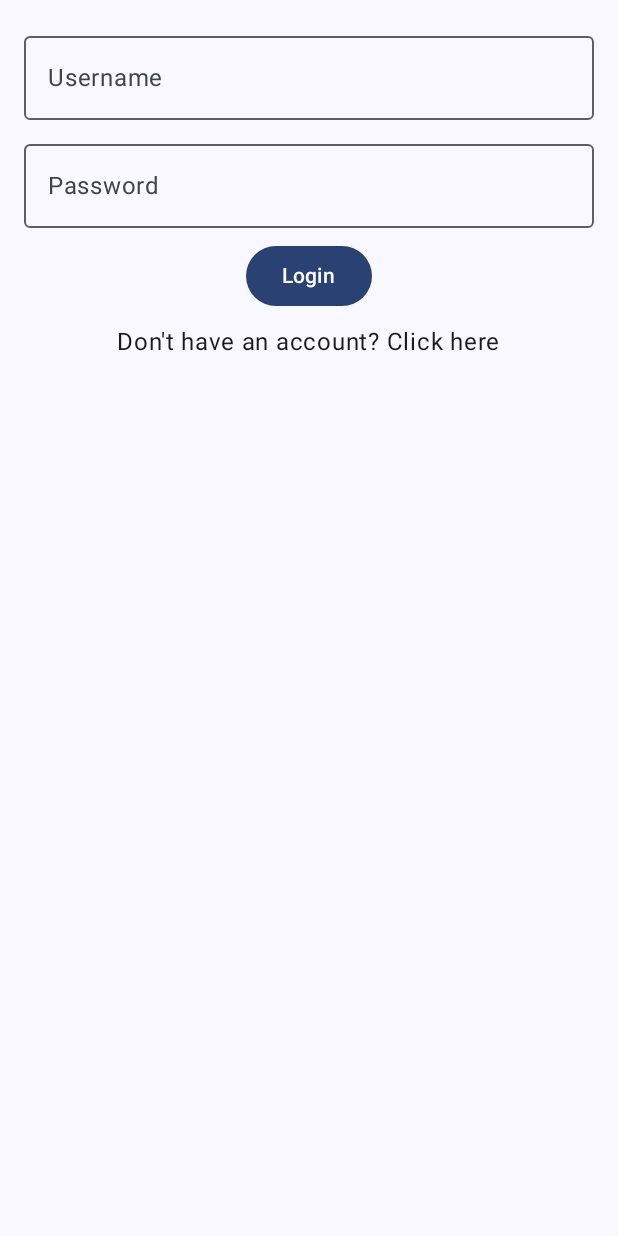
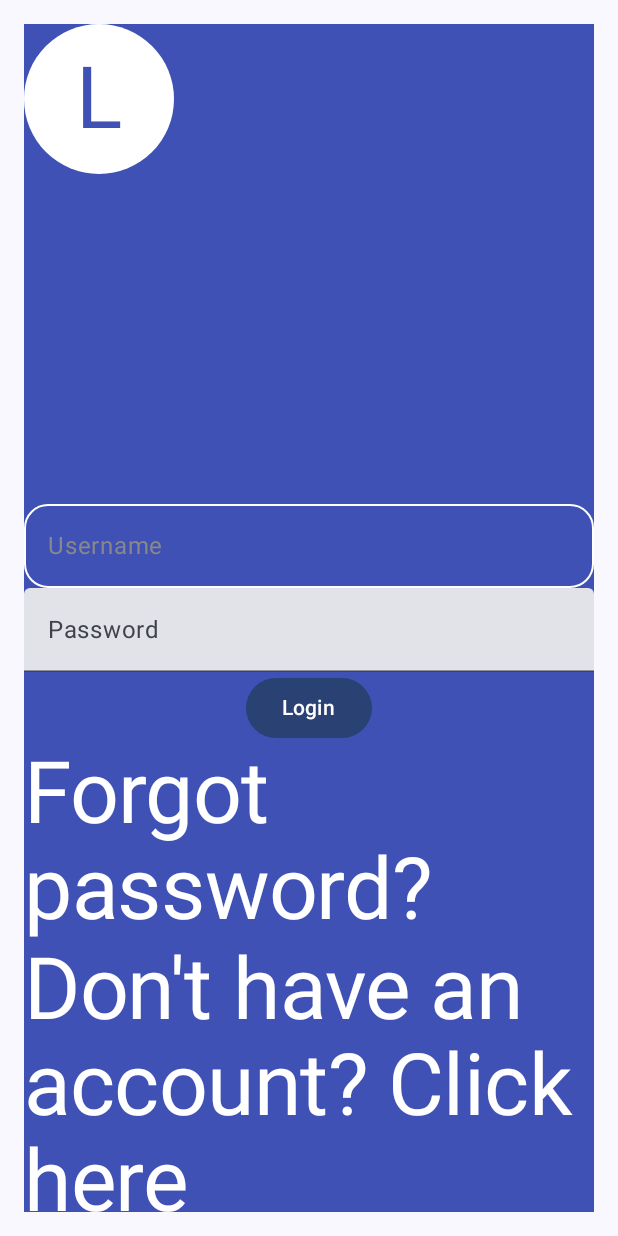
Before and after one commit to Fred062f/job-app, an Android app built with Jetpack Compose: the LoginScreen screen opened through its navigation route, on a phone screen of 412 x 824 dp. Run offline under Robolectric (Android 15) with nearby library versions, the light colour scheme and no system bars; our stand-ins replace Firebase (no records; nobody signed in at launch, a user with empty details on screens opened directly).

Commit message:
Saved progress on design

```diff
--- a/app/src/main/java/com/example/job_app/feature_auth/ui/LoginScreen.kt
+++ b/app/src/main/java/com/example/job_app/feature_auth/ui/LoginScreen.kt
@@ -1,25 +1,40 @@
 package com.example.job_app.feature_auth.ui
-
+import androidx.compose.material3.OutlinedTextField
+import androidx.compose.foundation.background
 import androidx.compose.foundation.clickable
 import androidx.compose.foundation.layout.*
+import androidx.compose.foundation.shape.CircleShape
+import androidx.compose.foundation.shape.RoundedCornerShape
+import androidx.compose.material.icons.Icons
+import androidx.compose.material.icons.filled.ArrowBack
 import androidx.compose.material3.Button
-import androidx.compose.material3.OutlinedTextField
+import androidx.compose.material3.ExperimentalMaterial3Api
+import androidx.compose.material3.Icon
+import androidx.compose.material3.IconButton
+import androidx.compose.material3.MaterialTheme
 import androidx.compose.material3.Text
+import androidx.compose.material3.TextField
+import androidx.compose.material3.TextFieldDefaults
+import androidx.compose.material3.contentColorFor
 import androidx.compose.runtime.*
 import androidx.compose.ui.Alignment
 import androidx.compose.ui.Modifier
+import androidx.compose.ui.graphics.Color
 import androidx.compose.ui.text.input.PasswordVisualTransformation
 import androidx.compose.ui.tooling.preview.Preview
 import androidx.compose.ui.unit.dp
 import androidx.lifecycle.viewmodel.compose.viewModel
+import androidx.navigation.compose.rememberNavController
 import com.example.job_app.feature_auth.viewmodel.LoginViewModel
 import com.example.job_app.ui.theme.JobappTheme
 
+@OptIn(ExperimentalMaterial3Api::class)
 @Composable
 fun LoginScreen(
     onLoginSuccess: () -> Unit,
     navigateToRegisterScreen: () -> Unit
     ) {
+    val navController = rememberNavController()
     val loginViewModel: LoginViewModel = viewModel()
     if (loginViewModel.shouldShowDialog) {
         AlertDialog(text = "Login failure")
@@ -27,17 +42,55 @@ fun LoginScreen(
     Column(
         modifier = Modifier
             .fillMaxSize()
-            .padding(16.dp),
-        verticalArrangement = Arrangement.spacedBy(8.dp),
+            .padding(16.dp)
+            .background(Color(0xFF3F51B5)),
+        verticalArrangement = Arrangement.Center,
         horizontalAlignment = Alignment.CenterHorizontally
     ) {
+        Box(contentAlignment = Alignment.TopStart, modifier = Modifier.fillMaxWidth()) {
+            IconButton(
+                onClick = { /*navController.navigate("?Start screen??"TODO*/ },
+                modifier = Modifier.align(Alignment.TopStart)
+            ) {
+                Icon(Icons.Filled.ArrowBack, "Back", tint = Color.Black)
+            }
+            Spacer(modifier = Modifier.height(312.dp))
+            Box(
+                contentAlignment = Alignment.Center,
+                modifier = Modifier
+                    .size(100.dp)
+                    .background(Color.White, CircleShape)
+            ) {
+                // Placeholder Logo
+                Text("L",
+                        style = MaterialTheme.typography.displayLarge.copy(color = Color (0xFF3F51B5)),
+                        modifier = Modifier.align(Alignment.Center))
+            }
+            Spacer(modifier = Modifier.height(32.dp))
+        }
         OutlinedTextField(
             value = loginViewModel.username,
             onValueChange = { loginViewModel.onUsernameChange(it) },
-            label = { Text("Username") },
-            modifier = Modifier.fillMaxWidth()
-        )
-        OutlinedTextField(
+            label = { Text("Username", color = if (loginViewModel.username.isEmpty()) Color.Gray else Color.White) },
+            modifier = Modifier
+                .fillMaxWidth()
+                .background(Color.Transparent, RoundedCornerShape(16.dp)),
+            shape = RoundedCornerShape(16.dp),
+            colors = TextFieldDefaults.textFieldColors(
+                focusedTextColor = Color.Transparent,
+                unfocusedTextColor = Color.Transparent,
+                cursorColor = Color.Transparent,
+                focusedIndicatorColor = Color.Transparent,
+                unfocusedIndicatorColor = Color.White,
+                focusedLabelColor = Color.White,
+                unfocusedLabelColor = Color.White,
+                containerColor = Color.Transparent
+            )
+                )
+
+
+
+        TextField(
             value = loginViewModel.password,
             onValueChange = { loginViewModel.onPasswordChange(it) },
             label = { Text("Password") },
@@ -48,13 +101,20 @@ fun LoginScreen(
             Text("Login")
         }
         Text(
+            "Forgot password?",
+            modifier = Modifier.clickable { /* TODO: Forgot password action */ },
+            color = Color.White,
+            style = MaterialTheme.typography.displayLarge
+        )
+        Text(
             text = "Don't have an account? Click here",
-            Modifier.clickable { navigateToRegisterScreen() }
+            Modifier.clickable { navigateToRegisterScreen() },
+            color = Color.White,
+            style = MaterialTheme.typography.displayLarge
         )
     }
+
 }
-
-
 @Preview(showBackground = true)
 @Composable
 fun LoginScreenPreview() {
--- a/app/src/main/java/com/example/job_app/feature_profile/ui/EditScreen.kt
+++ b/app/src/main/java/com/example/job_app/feature_profile/ui/EditScreen.kt
@@ -2,6 +2,7 @@ package com.example.job_app.feature_profile.ui
 
 import androidx.compose.foundation.Image
 import androidx.compose.foundation.background
+import androidx.compose.foundation.clickable
 import androidx.compose.foundation.layout.*
 import androidx.compose.material3.Button
 import androidx.compose.material3.ButtonDefaults
@@ -14,6 +15,7 @@ import androidx.compose.ui.graphics.Color
 import androidx.compose.ui.res.painterResource
 import androidx.compose.ui.tooling.preview.Preview
 import androidx.compose.ui.unit.dp
+import androidx.navigation.compose.rememberNavController
 import com.example.job_app.R
 import com.example.job_app.ui.theme.JobappTheme
 
@@ -32,6 +34,11 @@ fun EditScreen(
             .background(Color(0xFF3F51B5)),
         horizontalAlignment = Alignment.CenterHorizontally
     ) {
+        val navController = rememberNavController()
+        Image(
+            painter = painterResource(id = R.drawable.ic_launcher_foreground),
+            contentDescription = "Navigate",
+            modifier = Modifier.clickable { navController.navigate("home") })
         Image(
             painter = painterResource(id = R.drawable.ic_launcher_foreground),
             contentDescription = "Profile Picture",
--- a/app/src/main/java/com/example/job_app/feature_profile/ui/MyDocumentsScreen.kt
+++ b/app/src/main/java/com/example/job_app/feature_profile/ui/MyDocumentsScreen.kt
@@ -16,6 +16,7 @@ import androidx.compose.ui.res.painterResource
 import androidx.compose.ui.text.font.FontWeight
 import androidx.compose.ui.tooling.preview.Preview
 import androidx.compose.ui.unit.dp
+import androidx.navigation.compose.rememberNavController
 import com.example.job_app.ui.theme.JobappTheme
 import com.example.job_app.R
 
@@ -24,8 +25,11 @@ fun MyDocumentsScreen() {
     // Antag, at vi har to lister med filnavne for hver sektion
     val cvs = remember { mutableStateListOf("File.txt", "File2.txt") }
     val applications = remember { mutableStateListOf("File.txt", "File2.txt") }
+    val navController = rememberNavController()
 
     Column(modifier = Modifier.fillMaxSize().padding(16.dp)) {
+
+
         // Header for CV-delen
         Text(text = "Mine CV", fontWeight = FontWeight.Bold)
         // Liste over CV'er
--- a/app/src/main/java/com/example/job_app/feature_profile/ui/ProfileScreen.kt
+++ b/app/src/main/java/com/example/job_app/feature_profile/ui/ProfileScreen.kt
@@ -2,6 +2,7 @@ package com.example.job_app.feature_profile.ui
 
 import androidx.compose.foundation.Image
 import androidx.compose.foundation.background
+import androidx.compose.foundation.clickable
 import androidx.compose.foundation.layout.*
 import androidx.compose.material3.Button
 import androidx.compose.material3.Text
@@ -40,6 +41,11 @@ fun ProfileScreen(
         horizontalAlignment = Alignment.CenterHorizontally
     ) {
         Image(
+            painter = painterResource(id = R.drawable.ic_launcher_foreground),
+            contentDescription = "Navigate",
+            modifier = Modifier.clickable { navController.navigate("home") }
+        )
+        Image(
             painter = painterResource(id = R.drawable.ic_launcher_background),
             contentDescription = "Profile Picture"
         )
--- a/app/src/main/java/com/example/job_app/navigation/Navigation.kt
+++ b/app/src/main/java/com/example/job_app/navigation/Navigation.kt
@@ -15,7 +15,7 @@ import com.example.job_app.feature_profile.ui.ProfileScreen
 @Composable
 fun Navigation() {
     val navController = rememberNavController()
-    NavHost(navController = navController, startDestination = "profile") {
+    NavHost(navController = navController, startDestination = "home") {
         composable("login") {
             LoginScreen(
                 onLoginSuccess = { navController.navigate("home") },
```
